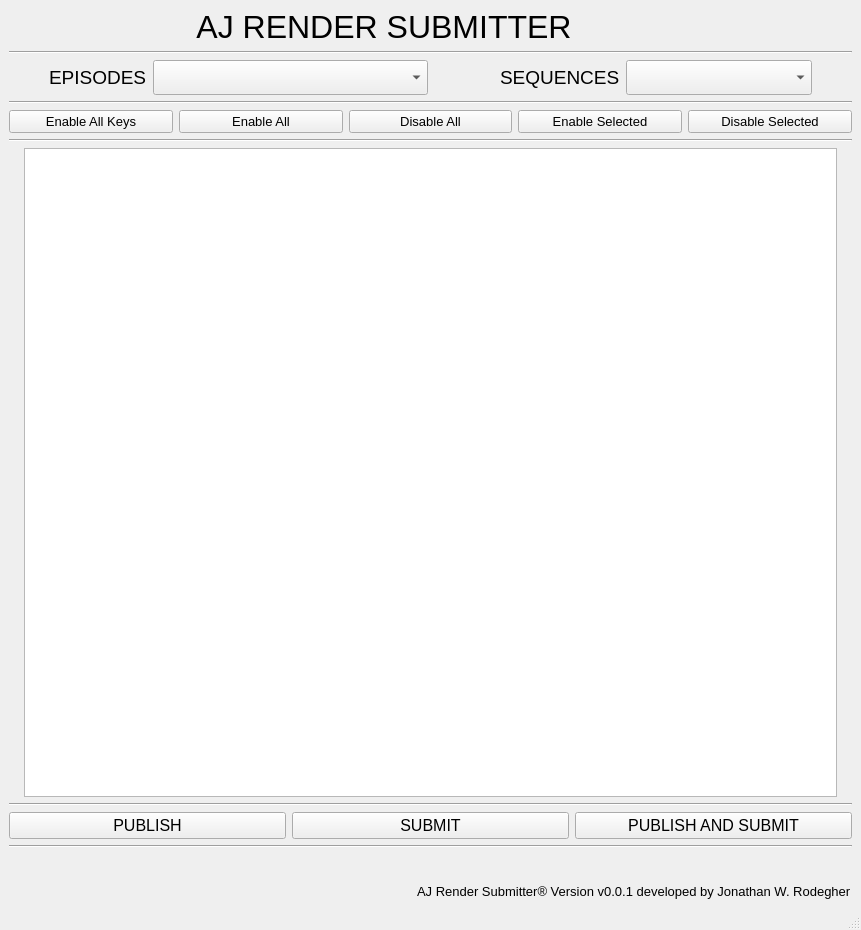
First picture: the form in rendersubmit_ui.ui, repository JonnhyRDG/rendersubmit, before the edit.
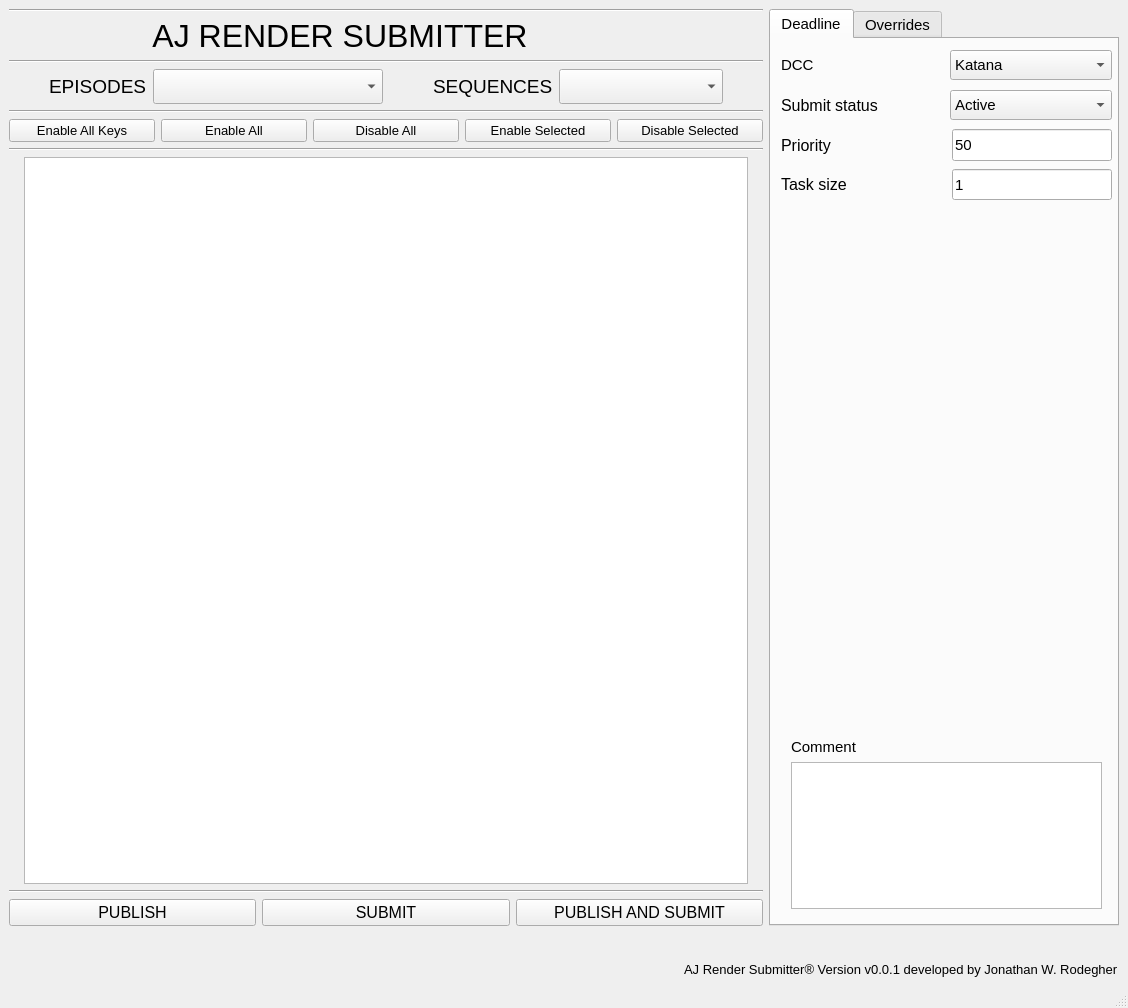
Second picture: the form after the edit. Icons and pictures are not drawn.

Commit message: Deadline fully working with katana options

```diff
--- a/rendersubmit_ui.ui
+++ b/rendersubmit_ui.ui
@@ -6,8 +6,8 @@
    <rect>
     <x>0</x>
     <y>0</y>
-    <width>861</width>
-    <height>930</height>
+    <width>1128</width>
+    <height>1008</height>
    </rect>
   </property>
   <property name="windowTitle">
@@ -16,6 +16,17 @@
   <widget class="QWidget" name="centralwidget">
    <layout class="QVBoxLayout" name="verticalLayout">
     <item>
+     <layout class="QHBoxLayout" name="horizontalLayout">
+      <item>
+       <layout class="QVBoxLayout" name="main_vlayout">
+        <item>
+         <widget class="Line" name="line_4">
+          <property name="orientation">
+           <enum>Qt::Horizontal</enum>
+          </property>
+         </widget>
+        </item>
+        <item>
      <layout class="QHBoxLayout" name="header_layout" stretch="0,0,1,0,0,0,0">
       <item>
        <widget class="QLabel" name="label_4">
@@ -27,8 +38,8 @@
         </property>
         <property name="maximumSize">
          <size>
-          <width>150</width>
-          <height>89</height>
+              <width>120</width>
+              <height>66</height>
          </size>
         </property>
         <property name="text">
@@ -142,7 +153,7 @@
      </layout>
     </item>
     <item>
-     <widget class="Line" name="line">
+         <widget class="Line" name="line_3">
       <property name="orientation">
        <enum>Qt::Horizontal</enum>
       </property>
@@ -266,7 +277,7 @@
      </layout>
     </item>
     <item>
-     <widget class="Line" name="line_2">
+         <widget class="Line" name="line_5">
       <property name="orientation">
        <enum>Qt::Horizontal</enum>
       </property>
@@ -338,7 +349,7 @@
      </layout>
     </item>
     <item>
-     <widget class="Line" name="line_4">
+         <widget class="Line" name="line">
       <property name="orientation">
        <enum>Qt::Horizontal</enum>
       </property>
@@ -432,7 +443,7 @@
      </layout>
     </item>
     <item>
-     <widget class="Line" name="line_3">
+         <widget class="Line" name="line_2">
       <property name="orientation">
        <enum>Qt::Horizontal</enum>
       </property>
@@ -484,12 +495,281 @@
       </item>
      </layout>
     </item>
+       </layout>
+      </item>
     <item>
-     <widget class="Line" name="line_5">
-      <property name="orientation">
-       <enum>Qt::Horizontal</enum>
-      </property>
-     </widget>
+       <layout class="QVBoxLayout" name="verticalLayout_4"/>
+      </item>
+      <item>
+       <widget class="QTabWidget" name="tabWidget">
+        <property name="sizePolicy">
+         <sizepolicy hsizetype="Minimum" vsizetype="Expanding">
+          <horstretch>0</horstretch>
+          <verstretch>0</verstretch>
+         </sizepolicy>
+        </property>
+        <property name="minimumSize">
+         <size>
+          <width>350</width>
+          <height>0</height>
+         </size>
+        </property>
+        <property name="font">
+         <font>
+          <pointsize>11</pointsize>
+         </font>
+        </property>
+        <property name="currentIndex">
+         <number>0</number>
+        </property>
+        <widget class="QWidget" name="deadline_tab">
+         <attribute name="title">
+          <string>Deadline</string>
+         </attribute>
+         <widget class="QWidget" name="horizontalLayoutWidget_9">
+          <property name="geometry">
+           <rect>
+            <x>10</x>
+            <y>50</y>
+            <width>331</width>
+            <height>32</height>
+           </rect>
+          </property>
+          <layout class="QHBoxLayout" name="submitstatus_hlayout">
+           <item>
+            <widget class="QLabel" name="submitStatus_label">
+             <property name="sizePolicy">
+              <sizepolicy hsizetype="Expanding" vsizetype="Preferred">
+               <horstretch>0</horstretch>
+               <verstretch>0</verstretch>
+              </sizepolicy>
+             </property>
+             <property name="font">
+              <font>
+               <pointsize>12</pointsize>
+              </font>
+             </property>
+             <property name="text">
+              <string>Submit status</string>
+             </property>
+            </widget>
+           </item>
+           <item>
+            <widget class="QComboBox" name="submitStatus_combo">
+             <property name="sizePolicy">
+              <sizepolicy hsizetype="Expanding" vsizetype="Fixed">
+               <horstretch>0</horstretch>
+               <verstretch>0</verstretch>
+              </sizepolicy>
+             </property>
+             <property name="minimumSize">
+              <size>
+               <width>0</width>
+               <height>30</height>
+              </size>
+             </property>
+             <property name="font">
+              <font>
+               <pointsize>11</pointsize>
+              </font>
+             </property>
+             <property name="editable">
+              <bool>false</bool>
+             </property>
+             <property name="currentIndex">
+              <number>0</number>
+             </property>
+             <item>
+              <property name="text">
+               <string>Active</string>
+              </property>
+             </item>
+             <item>
+              <property name="text">
+               <string>Suspended</string>
+              </property>
+             </item>
+            </widget>
+           </item>
+          </layout>
+         </widget>
+         <widget class="QWidget" name="horizontalLayoutWidget_10">
+          <property name="geometry">
+           <rect>
+            <x>10</x>
+            <y>10</y>
+            <width>331</width>
+            <height>32</height>
+           </rect>
+          </property>
+          <layout class="QHBoxLayout" name="dcc_hlayout">
+           <item>
+            <widget class="QLabel" name="dcc_label">
+             <property name="sizePolicy">
+              <sizepolicy hsizetype="Expanding" vsizetype="Preferred">
+               <horstretch>0</horstretch>
+               <verstretch>0</verstretch>
+              </sizepolicy>
+             </property>
+             <property name="text">
+              <string>DCC</string>
+             </property>
+            </widget>
+           </item>
+           <item>
+            <widget class="QComboBox" name="dcc_combo">
+             <property name="sizePolicy">
+              <sizepolicy hsizetype="Expanding" vsizetype="Fixed">
+               <horstretch>0</horstretch>
+               <verstretch>0</verstretch>
+              </sizepolicy>
+             </property>
+             <property name="minimumSize">
+              <size>
+               <width>0</width>
+               <height>30</height>
+              </size>
+             </property>
+             <item>
+              <property name="text">
+               <string>Katana</string>
+              </property>
+             </item>
+             <item>
+              <property name="text">
+               <string>Nuke</string>
+              </property>
+             </item>
+            </widget>
+           </item>
+          </layout>
+         </widget>
+         <widget class="QWidget" name="horizontalLayoutWidget_11">
+          <property name="geometry">
+           <rect>
+            <x>10</x>
+            <y>90</y>
+            <width>331</width>
+            <height>32</height>
+           </rect>
+          </property>
+          <layout class="QHBoxLayout" name="priority_hlayout">
+           <item>
+            <widget class="QLabel" name="priority_label">
+             <property name="sizePolicy">
+              <sizepolicy hsizetype="Expanding" vsizetype="Preferred">
+               <horstretch>0</horstretch>
+               <verstretch>0</verstretch>
+              </sizepolicy>
+             </property>
+             <property name="font">
+              <font>
+               <pointsize>12</pointsize>
+              </font>
+             </property>
+             <property name="text">
+              <string>Priority</string>
+             </property>
+            </widget>
+           </item>
+           <item>
+            <widget class="QLineEdit" name="prio_line">
+             <property name="maximumSize">
+              <size>
+               <width>160</width>
+               <height>60</height>
+              </size>
+             </property>
+             <property name="text">
+              <string>50</string>
+             </property>
+             <property name="placeholderText">
+              <string>50</string>
+             </property>
+            </widget>
+           </item>
+          </layout>
+         </widget>
+         <widget class="QWidget" name="horizontalLayoutWidget_12">
+          <property name="geometry">
+           <rect>
+            <x>10</x>
+            <y>130</y>
+            <width>331</width>
+            <height>31</height>
+           </rect>
+          </property>
+          <layout class="QHBoxLayout" name="horizontalLayout_2">
+           <item>
+            <widget class="QLabel" name="label">
+             <property name="sizePolicy">
+              <sizepolicy hsizetype="Expanding" vsizetype="Preferred">
+               <horstretch>0</horstretch>
+               <verstretch>0</verstretch>
+              </sizepolicy>
+             </property>
+             <property name="font">
+              <font>
+               <pointsize>12</pointsize>
+              </font>
+             </property>
+             <property name="text">
+              <string>Task size</string>
+             </property>
+            </widget>
+           </item>
+           <item>
+            <widget class="QLineEdit" name="tasksize_line">
+             <property name="maximumSize">
+              <size>
+               <width>160</width>
+               <height>35</height>
+              </size>
+             </property>
+             <property name="text">
+              <string>1</string>
+             </property>
+            </widget>
+           </item>
+          </layout>
+         </widget>
+         <widget class="QWidget" name="verticalLayoutWidget_4">
+          <property name="geometry">
+           <rect>
+            <x>20</x>
+            <y>699</y>
+            <width>311</width>
+            <height>171</height>
+           </rect>
+          </property>
+          <layout class="QVBoxLayout" name="comment_vlayout">
+           <item>
+            <widget class="QLabel" name="comment_label">
+             <property name="text">
+              <string>Comment</string>
+             </property>
+            </widget>
+           </item>
+           <item>
+            <widget class="QTextEdit" name="comment_edit">
+             <property name="markdown">
+              <string>AJ automated submit job
+
+</string>
+             </property>
+            </widget>
+           </item>
+          </layout>
+         </widget>
+        </widget>
+        <widget class="QWidget" name="override_tab">
+         <attribute name="title">
+          <string>Overrides</string>
+         </attribute>
+        </widget>
+       </widget>
+      </item>
+     </layout>
     </item>
     <item>
      <layout class="QVBoxLayout" name="verticalLayout_2" stretch="0,0">
```
Lines whose indentation alone changed are shown as unchanged. The commit also changes 2 other files.
